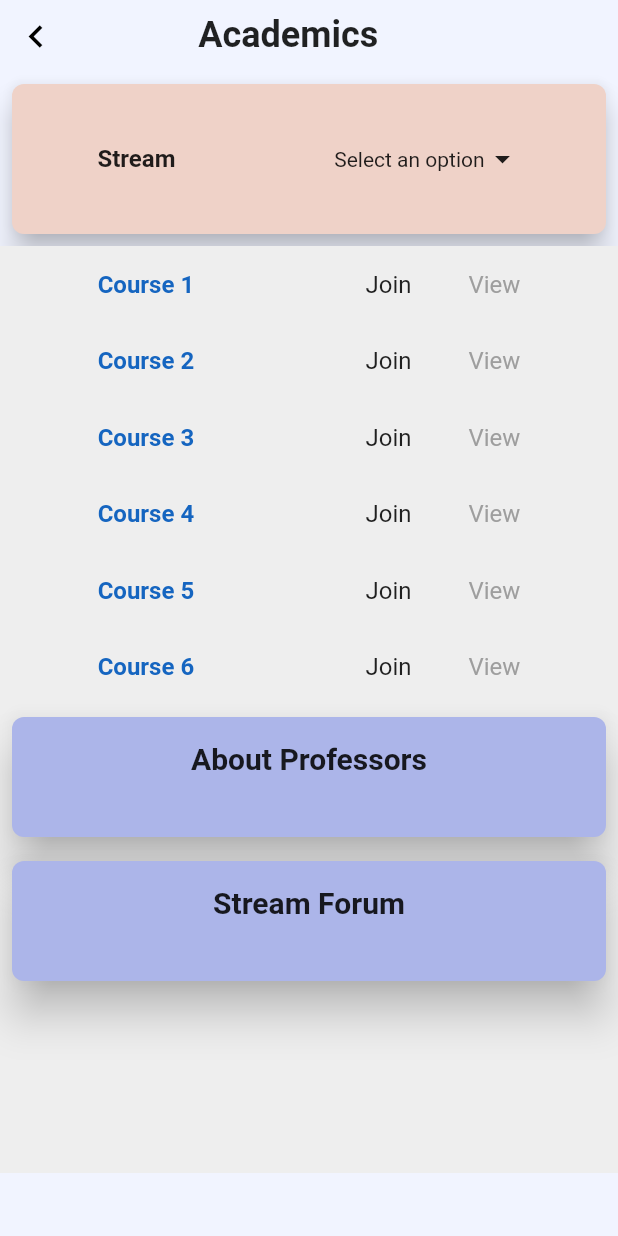
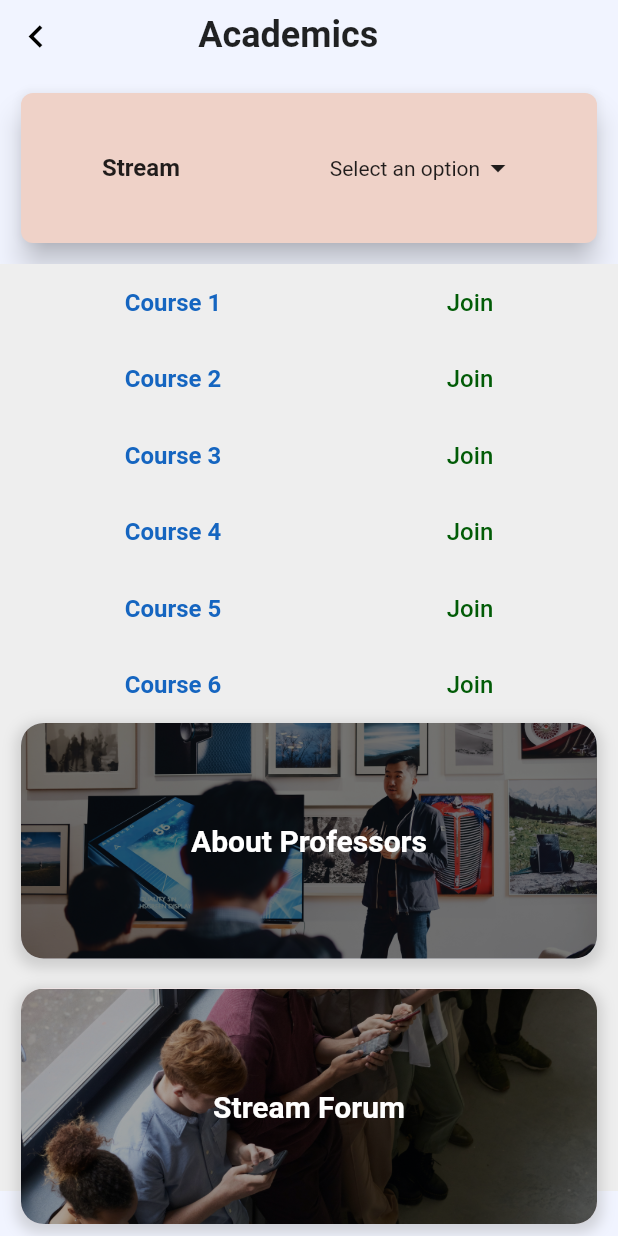
Before and after one commit to sinarest1608/sahayak, a Flutter app: the AcademicsHomeWidget screen opened directly, on a phone screen of 412 x 824 dp. Run offline on Flutter 3.47's test engine with Material 2 defaults, Android fonts, the phone set to English and light mode, and no system bars; our stand-ins replace carousel_slider, cloud_firestore, firebase_auth, firebase_core, get, google_sign_in and 2 more; accounts and stored records are empty.

Commit message:
academics page update

```diff
--- a/lib/app/modules/home/views/academics/academics_home_view.dart
+++ b/lib/app/modules/home/views/academics/academics_home_view.dart
@@ -47,36 +47,10 @@ class AcademicsHomeWidget extends GetView {
                     child: Text(
                       'Join',
                       style: TextStyle(
+                          color: Color.fromARGB(255, 1, 91, 6),
                           fontSize: 16,
+                          fontWeight: FontWeight.w500),
                     ),
-                      // style: FlutterFlowTheme.of(context)
-                      //     .bodyText1
-                      //     .override(
-                      //       fontFamily: 'Poppins',
-                      //       color: Colors.black,
-                      //       fontSize: 18,
-                      //       fontWeight: FontWeight.normal,
-                      //     ),
-                    ),
-                  ),
-                ),
-                SizedBox(
-                  width: 30,
-                ),
-                Padding(
-                  padding: EdgeInsetsDirectional.fromSTEB(4, 4, 4, 4),
-                  child: Text(
-                    'View',
-                    style: TextStyle(color: Colors.grey, fontSize: 16),
-                    // style: FlutterFlowTheme.of(context)
-                    //     .bodyText1
-                    //     .override(
-                    //       fontFamily: 'Poppins',
-                    //       color: FlutterFlowTheme.of(context)
-                    //           .secondaryText,
-                    //       fontSize: 18,
-                    //       fontWeight: FontWeight.w300,
-                    //     ),
                   ),
                 ),
               ],
@@ -138,7 +112,7 @@ class AcademicsHomeWidget extends GetView {
                 ],
               ),
               Padding(
-                padding: EdgeInsetsDirectional.fromSTEB(8, 8, 8, 8),
+                padding: const EdgeInsets.all(14),
                 child: Material(
                   color: Colors.transparent,
                   elevation: 8,
@@ -162,11 +136,6 @@ class AcademicsHomeWidget extends GetView {
                             'Stream',
                             style: TextStyle(
                                 fontWeight: FontWeight.bold, fontSize: 16),
-                            // style:
-                            //     FlutterFlowTheme.of(context).bodyText1.override(
-                            //           fontFamily: 'Poppins',
-                            //           fontWeight: FontWeight.w500,
-                            //         ),
                           ),
                           Row(
                             children: [
@@ -200,81 +169,100 @@ class AcademicsHomeWidget extends GetView {
                         Get.to(() => AboutProfessors());
                       },
                       child: Padding(
-                        padding: EdgeInsetsDirectional.fromSTEB(8, 8, 8, 8),
-                        child: Material(
-                          color: Colors.transparent,
-                          elevation: 12,
-                          shape: RoundedRectangleBorder(
-                            borderRadius: BorderRadius.circular(8),
+                        padding: const EdgeInsets.symmetric(horizontal: 14),
+                        child: Container(
+                          width: Get.width,
+                          height: 157,
+                          decoration: BoxDecoration(
+                            borderRadius: BorderRadius.circular(15),
+                            color: Color(0xffe8eaff).withOpacity(0.7),
+                            boxShadow: [
+                              BoxShadow(
+                                color: Colors.grey.withOpacity(0.4),
+                                spreadRadius: 3,
+                                blurRadius: 7,
+                                offset:
+                                    Offset(0, 3), // changes position of shadow
                               ),
-                          child: Container(
-                            width: MediaQuery.of(context).size.width,
-                            height: 80,
-                            decoration: BoxDecoration(
-                              color: Color(0xFFACB5E9),
-                              borderRadius: BorderRadius.circular(8),
+                            ],
                           ),
-                            child: Padding(
-                              padding:
-                                  EdgeInsetsDirectional.fromSTEB(0, 16, 0, 0),
+                          child: Stack(
+                            children: [
+                              ClipRRect(
+                                  borderRadius: BorderRadius.circular(15),
+                                  child: Image.asset(
+                                    'assets/image/prof.jpg',
+                                    fit: BoxFit.cover,
+                                    width: Get.width,
+                                    color: Colors.black.withOpacity(0.5),
+                                    colorBlendMode: BlendMode.darken,
+                                  )),
+                              Container(
+                                child: Center(
                                   child: Text(
-                                'About Professors',
-                                textAlign: TextAlign.center,
+                                    "About Professors",
+                                    textAlign: TextAlign.right,
                                     style: TextStyle(
-                                  fontWeight: FontWeight.bold,
+                                        color: Colors.white,
                                         fontSize: 20,
+                                        fontWeight: FontWeight.bold),
                                   ),
-                                // style: FlutterFlowTheme.of(context)
-                                //     .bodyText1
-                                //     .override(
-                                //       fontFamily: 'Poppins',
-                                //       color: Colors.black,
-                                //       fontSize: 24,
-                                //       fontWeight: FontWeight.w300,
-                                //     ),
+                                ),
+                              ),
+                            ],
                           ),
                         ),
                       ),
                     ),
-                      ),
+                    SizedBox(
+                      height: 20,
                     ),
                     GestureDetector(
                       onTap: () {
                         Get.to(() => ChatScreen('Stream Forum'));
                       },
                       child: Padding(
-                        padding: EdgeInsetsDirectional.fromSTEB(8, 8, 8, 8),
-                        child: Material(
-                          color: Colors.transparent,
-                          elevation: 12,
-                          shape: RoundedRectangleBorder(
-                            borderRadius: BorderRadius.circular(8),
+                        padding: const EdgeInsets.symmetric(horizontal: 14),
+                        child: Container(
+                          width: Get.width,
+                          height: 157,
+                          decoration: BoxDecoration(
+                            borderRadius: BorderRadius.circular(15),
+                            color: Color(0xfffee8eb),
+                            boxShadow: [
+                              BoxShadow(
+                                color: Colors.grey.withOpacity(0.4),
+                                spreadRadius: 3,
+                                blurRadius: 7,
+                                offset:
+                                    Offset(0, 3), // changes position of shadow
                               ),
-                          child: Container(
-                            width: MediaQuery.of(context).size.width,
-                            height: 80,
-                            decoration: BoxDecoration(
-                              color: Color(0xFFACB5E9),
-                              borderRadius: BorderRadius.circular(8),
+                            ],
                           ),
-                            child: Padding(
-                              padding:
-                                  EdgeInsetsDirectional.fromSTEB(0, 16, 0, 0),
+                          child: Stack(
+                            children: [
+                              ClipRRect(
+                                  borderRadius: BorderRadius.circular(15),
+                                  child: Image.asset(
+                                    'assets/image/chat.jpg',
+                                    fit: BoxFit.cover,
+                                    width: Get.width,
+                                    color: Colors.black.withOpacity(0.35),
+                                    colorBlendMode: BlendMode.darken,
+                                  )),
+                              Container(
+                                child: Center(
                                   child: Text(
-                                'Stream Forum',
-                                textAlign: TextAlign.center,
+                                    "Stream Forum",
+                                    textAlign: TextAlign.right,
                                     style: TextStyle(
-                                    fontWeight: FontWeight.bold, fontSize: 20),
-                                // style: FlutterFlowTheme.of(context)
-                                //     .bodyText1
-                                //     .override(
-                                //       fontFamily: 'Poppins',
-                                //       color: Colors.black,
-                                //       fontSize: 24,
-                                //       fontWeight: FontWeight.w300,
-                                //     ),
+                                        color: Colors.white,
+                                        fontSize: 20,
+                                        fontWeight: FontWeight.bold),
                                   ),
                                 ),
+                              ),
+                            ],
                           ),
                         ),
                       ),
```
Also changed, not shown: assets/image/chat.jpg (added), assets/image/prof.jpg (added). Lines whose indentation alone changed are shown as unchanged.
